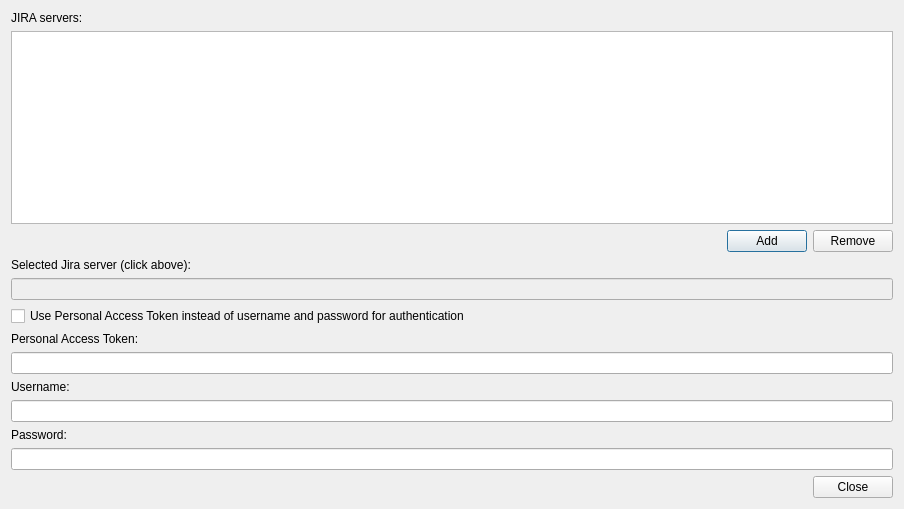
The window that forms/jira-settings-dialog.ui (insilmaril/vym) describes before a commit, drawn with Qt 5.
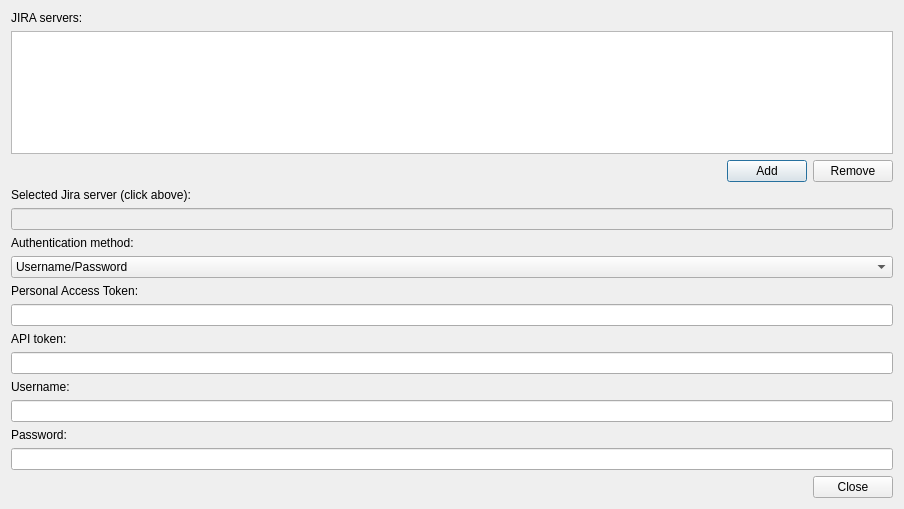
The same window after the commit.

Commit message: Feature: Jira auth split into User/Pass, Cloud and PAT

Diff of the .ui file:
```diff
--- a/forms/jira-settings-dialog.ui
+++ b/forms/jira-settings-dialog.ui
@@ -79,12 +79,31 @@
     </widget>
    </item>
    <item>
-    <widget class="QCheckBox" name="usePATCheckBox">
+    <widget class="QLabel" name="authMethodLabel">
      <property name="text">
-      <string>Use Personal Access Token instead of username and password for authentication</string>
+      <string>Authentication method:</string>
      </property>
     </widget>
    </item>
+   <item>
+    <widget class="QComboBox" name="authMethodComboBox">
+     <item>
+      <property name="text">
+       <string>Username/Password</string>
+      </property>
+     </item>
+     <item>
+      <property name="text">
+       <string>PAT</string>
+      </property>
+     </item>
+     <item>
+      <property name="text">
+       <string>Cloud</string>
+      </property>
+     </item>
+    </widget>
+   </item>
    <item>
     <widget class="QLabel" name="PATLabel">
      <property name="text">
@@ -102,6 +121,23 @@
      </property>
     </widget>
    </item>
+  <item>
+   <widget class="QLabel" name="apiTokenLabel">
+    <property name="text">
+     <string>API token:</string>
+    </property>
+   </widget>
+  </item>
+  <item>
+   <widget class="QLineEdit" name="apiTokenLineEdit">
+    <property name="inputMethodHints">
+     <set>Qt::ImhNone</set>
+    </property>
+    <property name="echoMode">
+     <enum>QLineEdit::Password</enum>
+    </property>
+   </widget>
+  </item>
    <item>
     <widget class="QLabel" name="userLabel">
      <property name="text">
```
Lines whose indentation alone changed are shown as unchanged. The commit also changes 3 other files.
